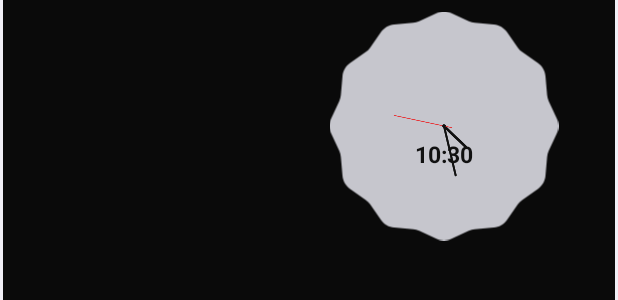
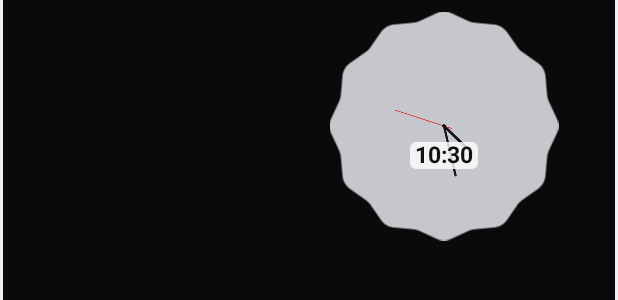
Before and after one commit to rendya2501/ClockCalendarWidget, an Android app: the layout widget_calendar_clock.xml on its own in the app's theme, with its tools: preview values and no code run, on a phone screen of 412 x 824 dp. Shown: the part 491-791 px from the top of the screen. Run offline under Robolectric (Android 15) with nearby library versions, the phone set to English and light mode, and no system bars.

Commit message:
デジタル時計の背景プレートの不透明度を変更

```diff
--- a/app/src/main/res/drawable/digital_plate.xml
+++ b/app/src/main/res/drawable/digital_plate.xml
@@ -1,7 +1,7 @@
 <?xml version="1.0" encoding="utf-8"?>
-<!-- デジタル時計の下に敷く白い板(透明度100)。針が下を通っても数字が読めるようにする。テーマに関係なく共通 -->
+<!-- デジタル時計の下に敷く白い板(不透明度80%)。針が下を通っても数字が読めるようにする。テーマに関係なく共通 -->
 <shape xmlns:android="http://schemas.android.com/apk/res/android"
     android:shape="rectangle">
-    <solid android:color="#00FFFFFF" />
+    <solid android:color="#CCFFFFFF " />
     <corners android:radius="4dp" />
 </shape>
```
